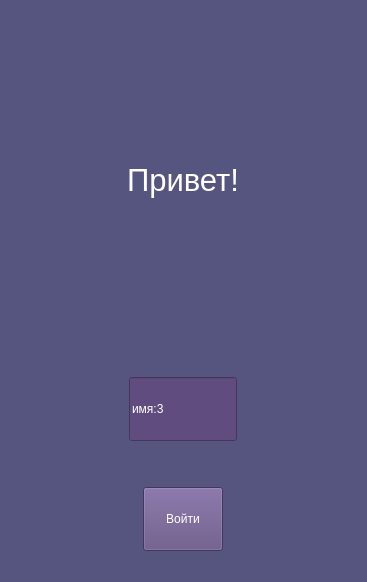
This is win1.ui in konstantin-moskovskiy/Calorie-App as Qt 5 draws it before an edit. The edited form follows.
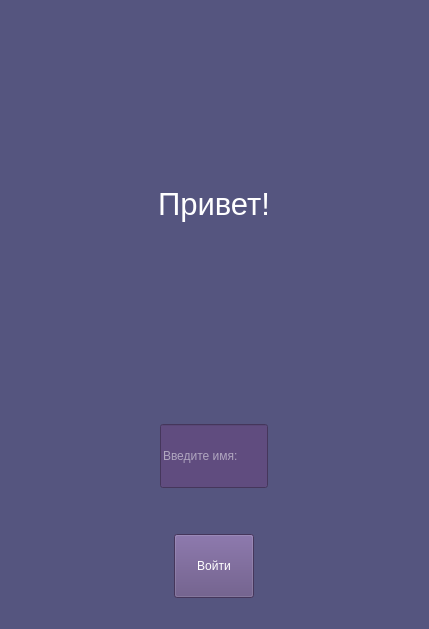
This is the edited form.

Diff of the .ui file:
```diff
--- a/win1.ui
+++ b/win1.ui
@@ -6,8 +6,8 @@
    <rect>
     <x>0</x>
     <y>0</y>
-    <width>367</width>
-    <height>582</height>
+    <width>429</width>
+    <height>629</height>
    </rect>
   </property>
   <property name="windowTitle">
@@ -33,6 +33,9 @@
         <property name="text">
          <string>Привет!</string>
         </property>
+        <property name="alignment">
+         <set>Qt::AlignCenter</set>
+        </property>
        </widget>
       </item>
       <item>
@@ -64,7 +67,10 @@
 background-color: rgb(96, 76, 127);</string>
         </property>
         <property name="text">
-         <string>имя:3</string>
+         <string/>
+        </property>
+        <property name="placeholderText">
+         <string>Введите имя:</string>
         </property>
        </widget>
       </item>
```
